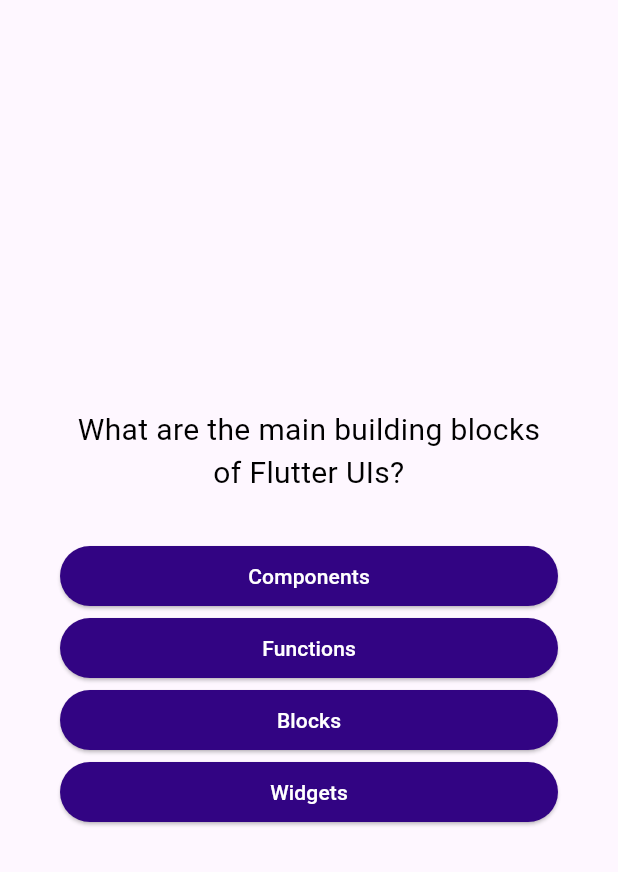
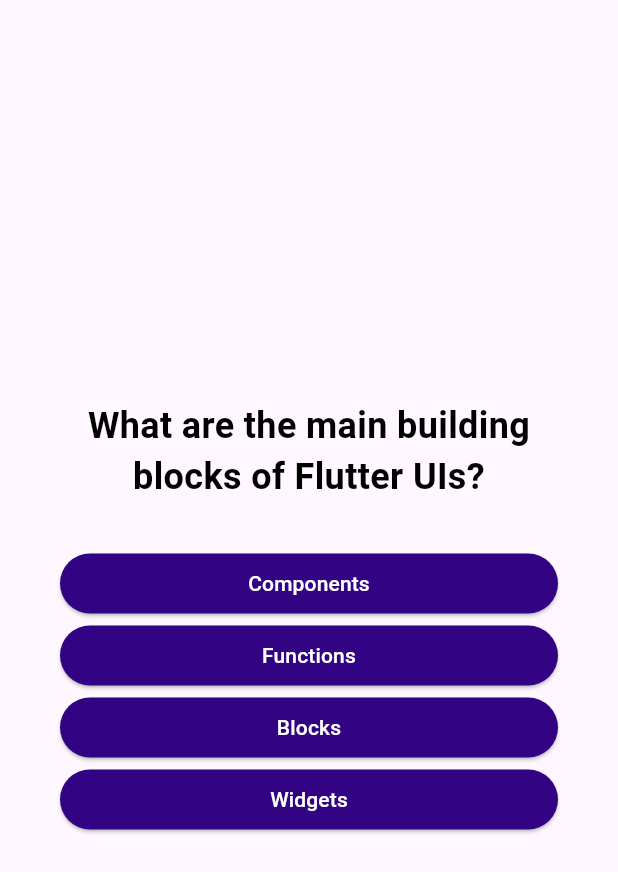
Before and after one commit to natib21/Flutter-Full-Projects, a Flutter app: the QuestionScreen widget shown alone on an empty page, opened directly, on a phone screen of 412 x 824 dp. Shown: the top 872 px of the screen. Run offline on Flutter 3.47's test engine with Material 3 defaults, Android fonts, the phone set to English and light mode, and no system bars; our stand-ins replace google_fonts.

Commit message:
using google font

```diff
--- a/first_project_02/lib/answer_button.dart
+++ b/first_project_02/lib/answer_button.dart
@@ -14,7 +14,10 @@
           backgroundColor: const Color.fromARGB(255, 50, 4, 131),
           foregroundColor: Colors.white,
           padding: EdgeInsets.symmetric(horizontal: 40, vertical: 5)),
-      child: Text(answer),
+      child: Text(
+        answer,
+        textAlign: TextAlign.center,
+      ),
     );
   }
 }
--- a/first_project_02/lib/questionScreen.dart
+++ b/first_project_02/lib/questionScreen.dart
@@ -1,6 +1,7 @@
 import 'package:first_project_02/answer_button.dart';
 import 'package:flutter/material.dart';
 import 'package:first_project_02/model/data.dart';
+import 'package:google_fonts/google_fonts.dart';
 
 class QuestionScreen extends StatefulWidget {
   const QuestionScreen({super.key});
@@ -32,14 +33,12 @@
           children: [
             Padding(
               padding: const EdgeInsets.symmetric(horizontal: 8),
-              child: Text(
-                currentQuestion.text,
-                textAlign: TextAlign.center,
-                style: TextStyle(
-                  color: const Color.fromARGB(255, 0, 0, 0),
-                  fontSize: 20,
-                ),
-              ),
+              child: Text(currentQuestion.text,
+                  textAlign: TextAlign.center,
+                  style: GoogleFonts.roboto(
+                      color: Colors.black,
+                      fontSize: 24,
+                      fontWeight: FontWeight.bold)),
             ),
             SizedBox(
               height: 30,
--- a/first_project_02/pubspec.yaml
+++ b/first_project_02/pubspec.yaml
@@ -34,6 +34,7 @@
   # The following adds the Cupertino Icons font to your application.
   # Use with the CupertinoIcons class for iOS style icons.
   cupertino_icons: ^1.0.8
+  google_fonts: ^6.2.1
 
 dev_dependencies:
   flutter_test:
```
Also changed, not shown: first_project_02/pubspec.lock, 1 other file.
